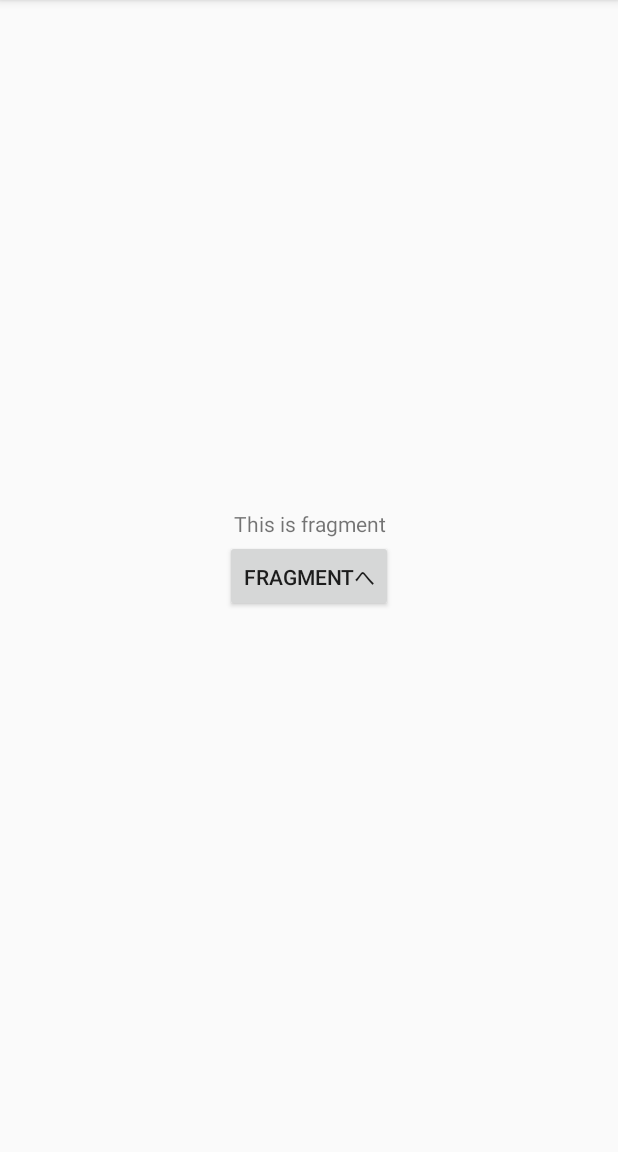
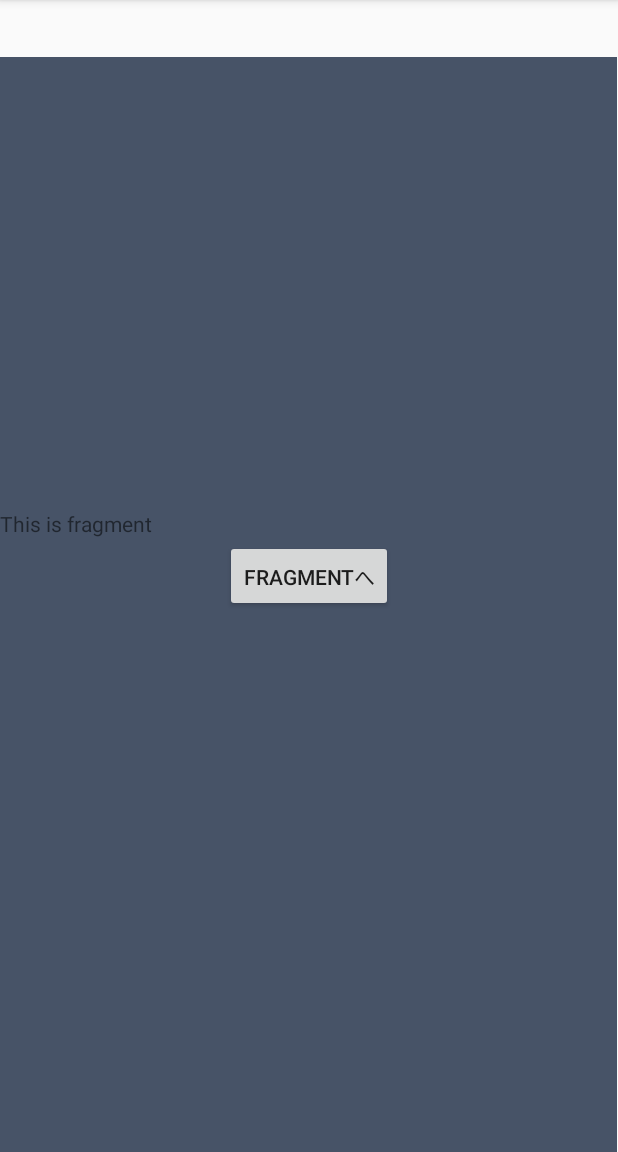
Before and after one commit to ryo1443/mobile_Ryo, an Android app: the screen it shows after launch (MainActivity), after a tap on "FRAGMENTへ", on a phone screen of 412 x 824 dp, the part 84-1236 px from its top. Run offline under Robolectric (Android 15) with nearby library versions, the phone set to English and light mode, and no system bars.

Commit message:
画面遷移だけなら完成

```diff
--- a/kadai_06/app/src/main/java/com/e/kadai_06/MainActivity.kt
+++ b/kadai_06/app/src/main/java/com/e/kadai_06/MainActivity.kt
@@ -2,6 +2,7 @@ package com.e.kadai_06
 
 import androidx.appcompat.app.AppCompatActivity
 import android.os.Bundle
+import android.view.View
 import android.widget.TextView
 import androidx.fragment.app.Fragment
 import kotlinx.android.synthetic.main.activity_fragment.*
@@ -13,17 +14,15 @@ class MainActivity : AppCompatActivity() {
         super.onCreate(savedInstanceState)
         setContentView(R.layout.activity_main)
 
-//        val fragmentManager = supportFragmentManager
-//        val fragmentTransaction = fragmentManager.beginTransaction()
-
         var isFragmentShow: Boolean = false
         val fragmentManager = supportFragmentManager
 
-        button.setOnClickListener{
-            if (isFragmentShow == false){
+        button.setOnClickListener() {
+            if (isFragmentShow == false) {
                 val fragmentTransaction = fragmentManager.beginTransaction()
 
-                fragmentTransaction.add(R.id.container,FragmentActivity())
+                fragmentTransaction.add(R.id.container, FragmentActivity(), "test")
+                fragmentTransaction.addToBackStack(null)
                 fragmentTransaction.commit()
                 isFragmentShow = true
             } else {
@@ -31,7 +30,7 @@ class MainActivity : AppCompatActivity() {
 
                 fragmentTransaction.remove(FragmentActivity())
                 fragmentTransaction.commit()
-                isFragmentShow = true
+                isFragmentShow = false
             }
         }
     }
--- a/kadai_06/app/src/main/res/layout/activity_fragment.xml
+++ b/kadai_06/app/src/main/res/layout/activity_fragment.xml
@@ -5,15 +5,16 @@
     android:layout_width="match_parent"
     android:layout_height="match_parent">
 
-<!--    <Button-->
-<!--        android:id="@+id/button2"-->
-<!--        android:layout_width="wrap_content"-->
-<!--        android:layout_height="wrap_content"-->
-<!--        android:layout_marginTop="216dp"-->
-<!--        android:text="@string/activity"-->
-<!--        app:layout_constraintEnd_toEndOf="parent"-->
-<!--        app:layout_constraintStart_toStartOf="parent"-->
-<!--        app:layout_constraintTop_toTopOf="parent" />-->
+    <LinearLayout
+        android:id="@+id/container"
+        android:layout_width="411dp"
+        android:layout_height="730dp"
+        android:orientation="horizontal"
+        app:layout_constraintBottom_toBottomOf="parent"
+        app:layout_constraintEnd_toEndOf="parent"
+        app:layout_constraintHorizontal_bias="0.0"
+        app:layout_constraintStart_toStartOf="parent"
+        android:background="#475367">
 
         <TextView
             android:id="@+id/textView"
@@ -25,4 +26,6 @@
             app:layout_constraintStart_toStartOf="parent"
             app:layout_constraintTop_toTopOf="parent" />
 
+    </LinearLayout>
+
 </androidx.constraintlayout.widget.ConstraintLayout>
--- a/kadai_06/app/src/main/res/layout/activity_main.xml
+++ b/kadai_06/app/src/main/res/layout/activity_main.xml
@@ -23,8 +23,9 @@
         android:orientation="horizontal"
         app:layout_constraintBottom_toBottomOf="parent"
         app:layout_constraintEnd_toEndOf="parent"
-        app:layout_constraintHorizontal_bias="1.0"
+        app:layout_constraintHorizontal_bias="0.0"
         app:layout_constraintStart_toStartOf="parent">
 
     </LinearLayout>
+
 </androidx.constraintlayout.widget.ConstraintLayout>
```
Lines whose indentation alone changed are shown as unchanged.
